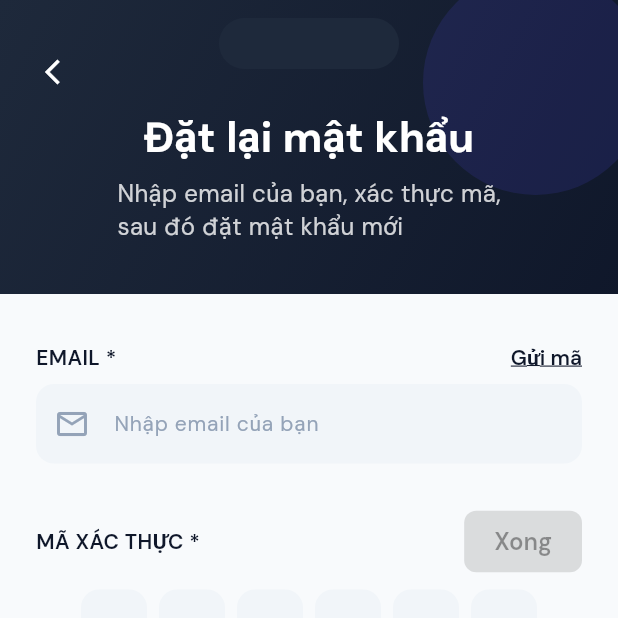
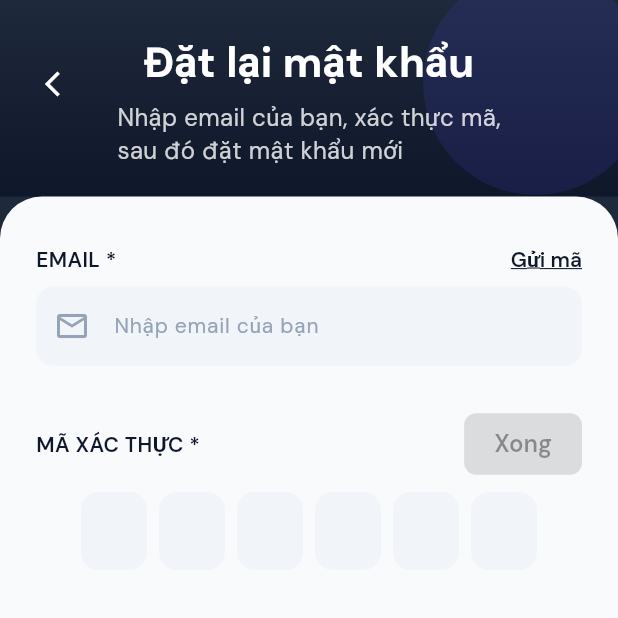
Before and after one commit to gduc-6969/fintech-FE, a Flutter app: the screen it shows after launch, after a tap on "Quên mật khẩu?", on a phone screen of 412 x 824 dp, the top half of it. Run offline on Flutter 3.47's test engine with Material 3 defaults, Android fonts, the light colour scheme and no system bars; drawn by our look-alikes of pinput; our stand-ins replace dio, flutter_riverpod, go_router, google_fonts.

Commit message:
login ui fix

```diff
--- a/lib/features/auth/presentation/screens/login_screen.dart
+++ b/lib/features/auth/presentation/screens/login_screen.dart
@@ -80,7 +80,7 @@ class _LoginScreenState extends State<LoginScreen> {
         child: Column(
           mainAxisAlignment: MainAxisAlignment.center,
           children: [
-            const SizedBox(height: 30),
+            const SizedBox(height: 10),
             Container(
               width: 80,
               height: 80,
--- a/lib/features/auth/presentation/widgets/auth_layout.dart
+++ b/lib/features/auth/presentation/widgets/auth_layout.dart
@@ -1,4 +1,3 @@
-import 'package:flutter/foundation.dart';
 import 'package:flutter/material.dart';
 import '../../../../core/constants/app_colors.dart';
 
@@ -17,31 +16,25 @@ class AuthLayout extends StatelessWidget {
   @override
   Widget build(BuildContext context) {
     return Scaffold(
-      backgroundColor: AppColors.background,
+      backgroundColor: AppColors.primaryNavy,
       resizeToAvoidBottomInset: true,
       body: SafeArea(
+        top: false,
         bottom: true,
-        top: false,
-        child: Container(
-          color: AppColors.surface,
-          width: double.infinity,
-          height: double.infinity,
-          child: Stack(
+        child: Column(
           children: [
             // Hero Header
-              Positioned(
-                top: 0,
-                left: 0,
-                right: 0,
-                height: headerHeight,
-                child: Container(
+            Container(
+              width: double.infinity,
               decoration: const BoxDecoration(
                 gradient: LinearGradient(
                   colors: [AppColors.primaryNavy, AppColors.deepNavy],
-                      begin: Alignment.topLeft,
-                      end: Alignment.bottomRight,
+                  begin: Alignment.topCenter,
+                  end: Alignment.bottomCenter,
                 ),
               ),
+              child: SafeArea(
+                bottom: false,
                 child: Stack(
                   children: [
                     // Decorative orb
@@ -58,47 +51,32 @@ class AuthLayout extends StatelessWidget {
                       ),
                     ),
                     if (headerContent != null)
-                        SafeArea(bottom: false, child: headerContent!),
+                      Padding(
+                        padding: const EdgeInsets.only(top: 8, bottom: 20),
+                        child: headerContent!,
+                      ),
                   ],
                 ),
               ),
             ),
 
-              // Floating Card
-              Positioned.fill(
-                top: headerHeight - 24,
-                child: Padding(
-                  padding: EdgeInsets.only(
-                    bottom: MediaQuery.of(context).viewInsets.bottom,
+            // White Card Content
+            Expanded(
+              child: Container(
+                width: double.infinity,
+                decoration: const BoxDecoration(
+                  color: AppColors.surface,
+                  borderRadius: BorderRadius.vertical(top: Radius.circular(28)),
                 ),
-                  child: Container(
-                    decoration: const BoxDecoration(color: AppColors.surface),
+                child: ClipRRect(
+                  borderRadius: const BorderRadius.vertical(top: Radius.circular(28)),
                   child: child,
-                  ),
-                ),
-              ),
-
-              // Notch (only on mobile)
-              if (!kIsWeb)
-                Positioned(
-                  top: 12,
-                  left: 0,
-                  right: 0,
-                  child: Center(
-                    child: Container(
-                      width: 120,
-                      height: 34,
-                      decoration: BoxDecoration(
-                        color: AppColors.primaryNavy,
-                        borderRadius: BorderRadius.circular(17),
-                      ),
                 ),
               ),
             ),
           ],
         ),
       ),
-      ),
     );
   }
 }
```
Lines whose indentation alone changed are shown as unchanged.
